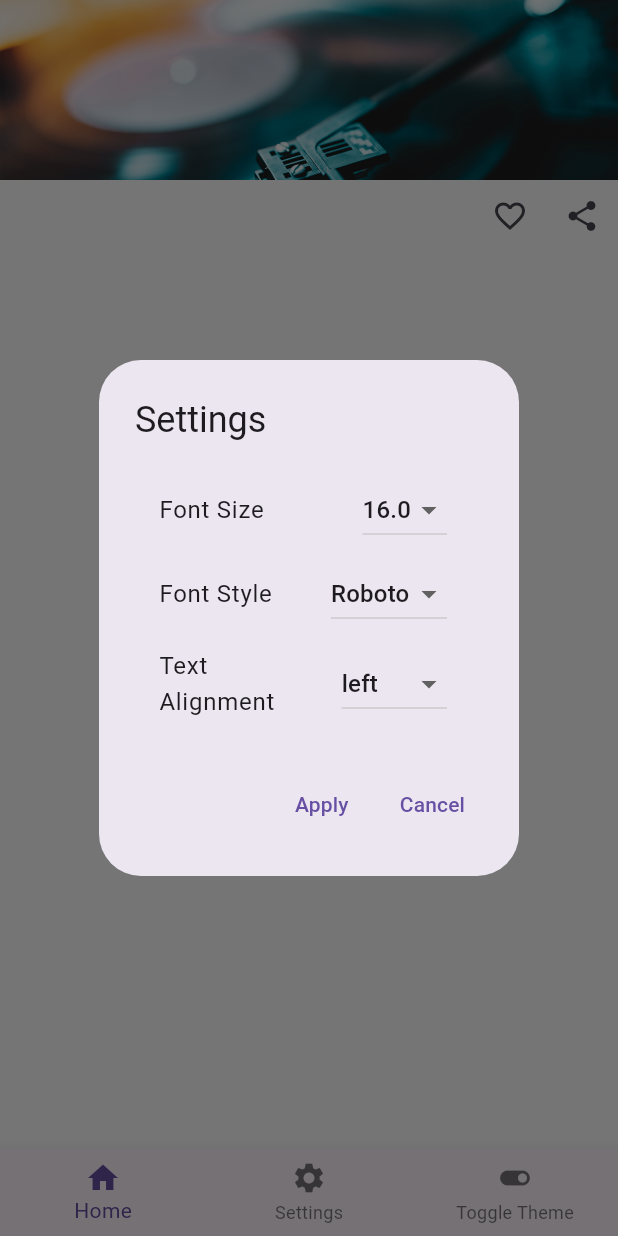
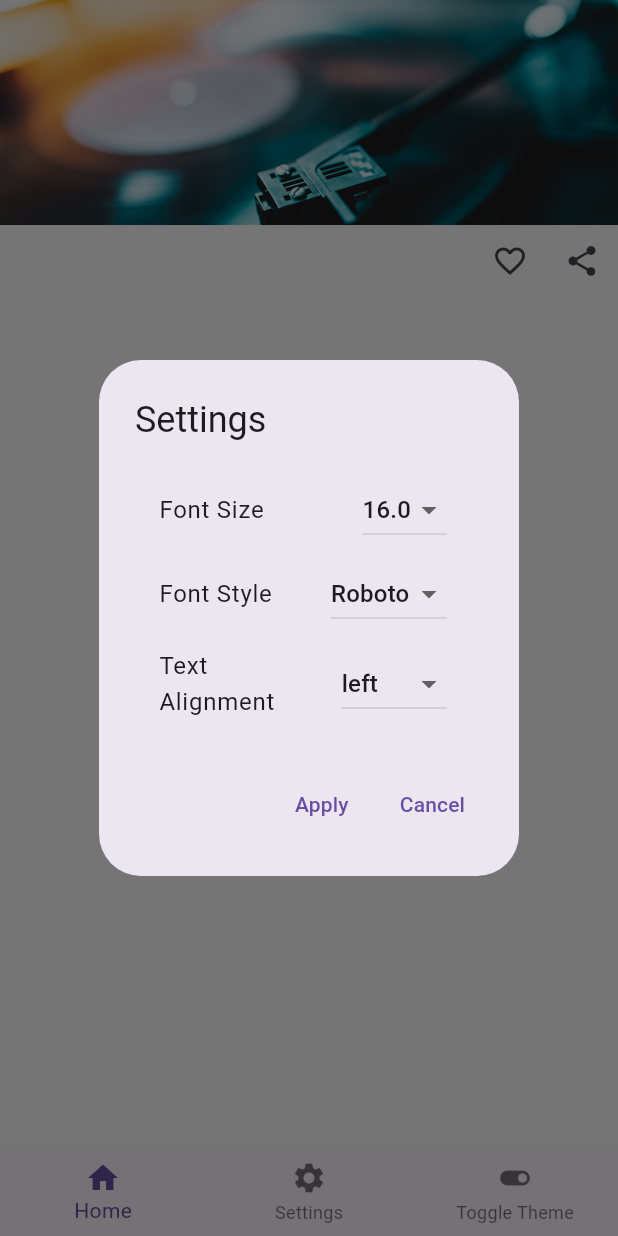
Before and after one commit to hearyaldy/Advent-Song-2, a Flutter app: the SongDetailPage screen opened directly with empty values, item 2 of the bottom bar chosen, on a phone screen of 412 x 824 dp. Run offline on Flutter 3.47's test engine with Material 3 defaults, Android fonts, the phone set to English and light mode, and no system bars; our stand-ins replace logger, shared_preferences; accounts and stored records are empty.

Commit message:
Heading Adjust

```diff
--- a/lib/song_detail_page.dart
+++ b/lib/song_detail_page.dart
@@ -106,7 +106,7 @@ class SongDetailPageState extends State<SongDetailPage> {
               Image.asset(
                 'assets/header_image.png',
                 width: double.infinity,
-                height: 120, // Adjusted to match new header size
+                height: 150, // Adjusted to match new header size
                 fit: BoxFit.cover,
               ),
               Positioned(
--- a/lib/song_list_page.dart
+++ b/lib/song_list_page.dart
@@ -165,7 +165,7 @@ class SongListPageState extends State<SongListPage> {
               Image.asset(
                 'assets/header_image.png',
                 width: double.infinity,
-                height: 120, // Adjusted header image size to 120px
+                height: 170, // Adjusted header image size to 120px
                 fit: BoxFit.cover,
               ),
               Positioned(
```
Also changed, not shown: pubspec.lock, 4 other files.
